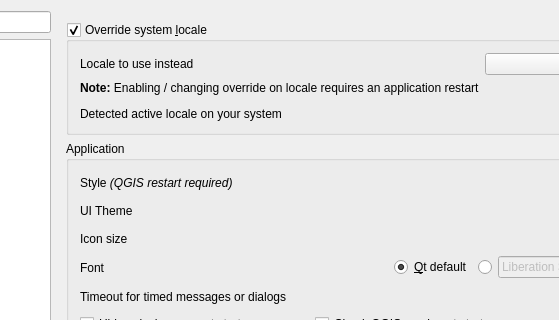
Before: the Qt Designer form src/ui/qgsoptionsbase.ui in qgis/QGIS, drawn with Qt 5; both pictures show x 110 to 669 and y 0 to 320 of the 1029 by 878 pixel window.
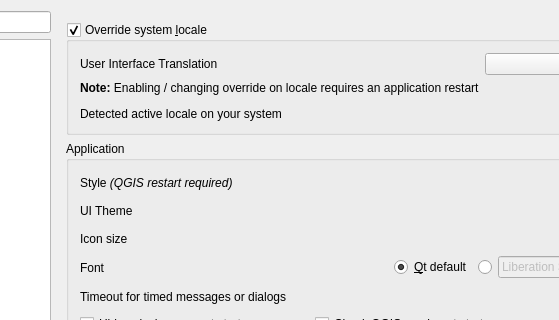
After: the same form once the commit is applied. The open tabs and pages were chosen to show the change. Icons and pictures are not drawn. Custom widgets are drawn as their Qt base class.

Commit message:
Explicitly refer to translation and not locale on override
We only change the user interface translation and do not touch the locale for other things like number representation.

What changed in the file:
```diff
--- a/src/ui/qgsoptionsbase.ui
+++ b/src/ui/qgsoptionsbase.ui
@@ -371,7 +371,7 @@
                     <item row="0" column="0">
                      <widget class="QLabel" name="label_5">
                       <property name="text">
-                       <string>Locale to use instead</string>
+                       <string>User Interface Translation</string>
                       </property>
                      </widget>
                     </item>
```
Left out of the diff: 3 changed lines with no effect on the pictures.
